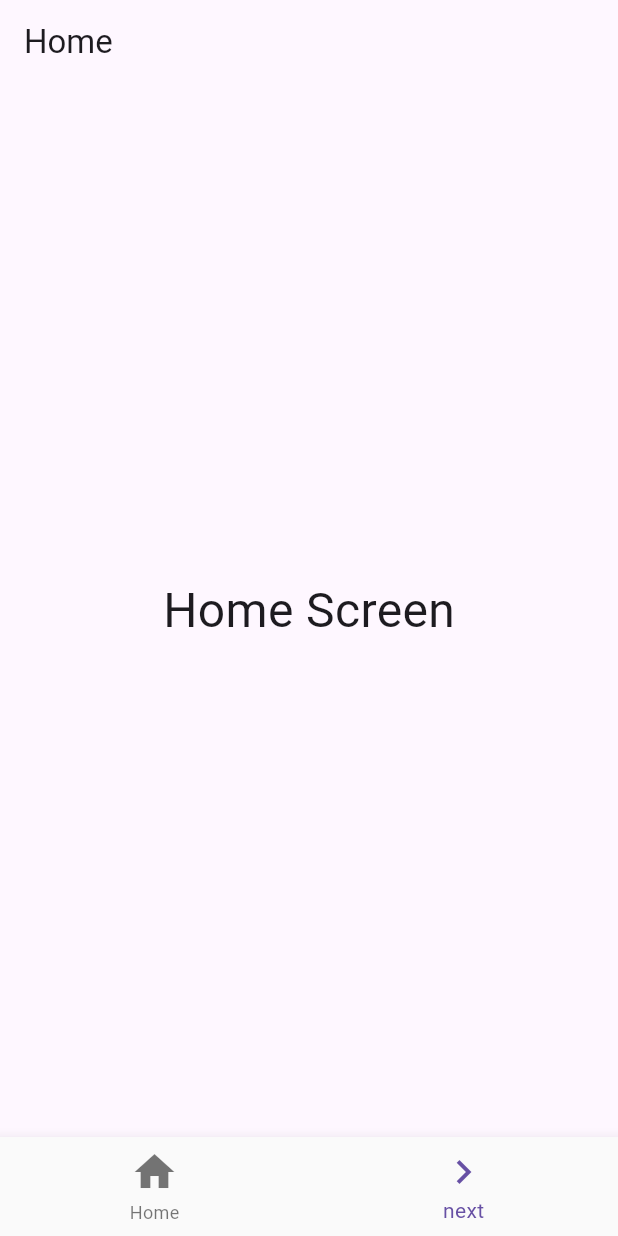
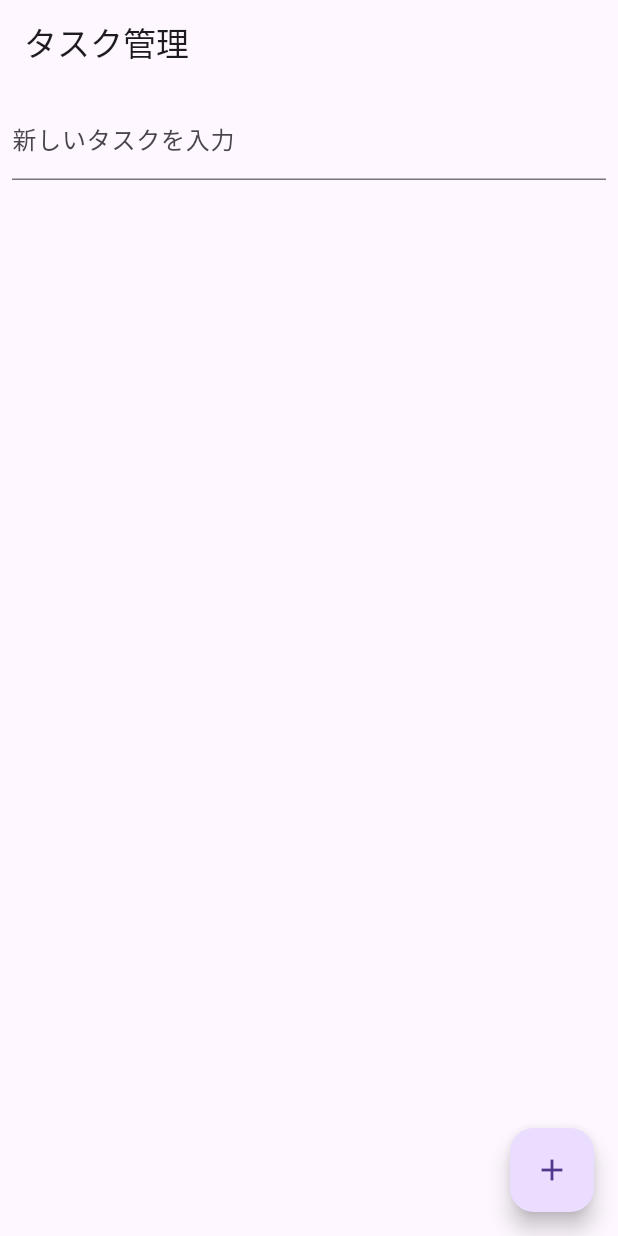
Before and after one commit to Rutu-3cm/2025.5.20, a Flutter app: the screen it shows after launch, on a phone screen of 412 x 824 dp. Run offline on Flutter 3.47's test engine with Material 3 defaults, Android fonts, the phone set to English and light mode, and no system bars.

Commit message:
Apple pie6

```diff
--- a/main/lib/main.dart
+++ b/main/lib/main.dart
@@ -7,84 +7,69 @@ void main() {
 class MyApp extends StatelessWidget {
   @override
   Widget build(BuildContext context) {
-    return MaterialApp(
-      title: 'Generated App',
-      theme: ThemeData(
-        primarySwatch: Colors.blue,
-        primaryColor: const Color(0xff2196f3),
-        canvasColor: const Color(0xfffafafa),
-      ),
-      home: FirstScreen(),
-    );
+    return MaterialApp(home: TaskScreen());
   }
 }
 
-// １つ目のスクリーン
-class FirstScreen extends StatelessWidget {
+class TaskScreen extends StatefulWidget {
+  @override
+  _TaskScreenState createState() => _TaskScreenState();
+}
+
+class _TaskScreenState extends State<TaskScreen> {
+  final List<Map<String, dynamic>> _tasks = [];
+  final TextEditingController _controller = TextEditingController();
+
+  void _addTask() {
+    if (_controller.text.isNotEmpty) {
+      setState(() {
+        _tasks.add({'title': _controller.text, 'completed': false});
+        _controller.clear();
+      });
+    }
+  }
+
+  void _toggleTask(int index) {
+    setState(() {
+      _tasks[index]['completed'] = !_tasks[index]['completed'];
+    });
+  }
+
   @override
   Widget build(BuildContext context) {
     return Scaffold(
-      appBar: AppBar(title: const Text('Home')),
-      body: Center(
-        child: Container(
-          child: const Text(
-            'Home Screen',
-            style: const TextStyle(fontSize: 32.0),
+      appBar: AppBar(title: Text('タスク管理')),
+      body: Column(
+        children: [
+          Padding(
+            padding: const EdgeInsets.all(8.0),
+            child: TextField(
+              controller: _controller,
+              decoration: InputDecoration(labelText: '新しいタスクを入力'),
+            ),
           ),
-        ),
-      ),
-      bottomNavigationBar: BottomNavigationBar(
-        currentIndex: 1,
-        items: <BottomNavigationBarItem>[
-          const BottomNavigationBarItem(
-            label: 'Home',
-            icon: const Icon(Icons.home, size: 32),
-          ),
-          const BottomNavigationBarItem(
-            label: 'next',
-            icon: const Icon(Icons.navigate_next, size: 32),
+          Expanded(
+            child: ListView.builder(
+              itemCount: _tasks.length,
+              itemBuilder: (context, index) {
+                return ListTile(
+                  leading: Checkbox(
+                    value: _tasks[index]['completed'],
+                    onChanged: (value) {
+                      _toggleTask(index);
+                    },
+                  ),
+                  title: Text(_tasks[index]['title']),
+                );
+              },
+            ),
           ),
         ],
-        onTap: (int value) {
-          if (value == 1)
-            Navigator.push(
-              context,
-              MaterialPageRoute(builder: (context) => SecondScreen()),
-            );
-        },
+      ),
+      floatingActionButton: FloatingActionButton(
+        onPressed: _addTask,
+        child: Icon(Icons.add),
       ),
     );
   }
 }
-
-// ２つ目のスクリーン
-class SecondScreen extends StatelessWidget {
-  @override
-  Widget build(BuildContext context) {
-    return Scaffold(
-      appBar: AppBar(title: const Text("Next")),
-      body: Center(
-        child: const Text(
-          'Next Screen',
-          style: const TextStyle(fontSize: 32.0),
-        ),
-      ),
-      bottomNavigationBar: BottomNavigationBar(
-        currentIndex: 0,
-        items: <BottomNavigationBarItem>[
-          const BottomNavigationBarItem(
-            label: 'prev',
-            icon: const Icon(Icons.navigate_before, size: 32),
-          ),
-          const BottomNavigationBarItem(
-            label: '?',
-            icon: const Icon(Icons.android, size: 32),
-          ),
-        ],
-        onTap: (int value) {
-          if (value == 0) Navigator.pop(context);
-        },
-      ),
-    );
-  }
-}
```
Also changed, not shown: 1 other file.
